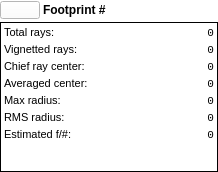
HARMONI-CAB/RayZaler, file RZGUI/FootprintInfoWidget.ui: the form before one commit.
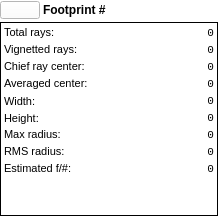
The form after the commit.

Commit message: Add width / height calculations and improved readability

Patch:
```diff
--- a/RZGUI/FootprintInfoWidget.ui
+++ b/RZGUI/FootprintInfoWidget.ui
@@ -7,7 +7,7 @@
     <x>0</x>
     <y>0</y>
     <width>218</width>
-    <height>172</height>
+    <height>216</height>
    </rect>
   </property>
   <property name="windowTitle">
@@ -228,7 +228,7 @@
         </property>
        </widget>
       </item>
-      <item row="4" column="0">
+      <item row="6" column="0">
        <widget class="QLabel" name="label_4">
         <property name="font">
          <font>
@@ -243,7 +243,7 @@
         </property>
        </widget>
       </item>
-      <item row="4" column="1">
+      <item row="6" column="1">
        <widget class="QLabel" name="maxRadiusLabel">
         <property name="font">
          <font>
@@ -262,7 +262,7 @@
         </property>
        </widget>
       </item>
-      <item row="5" column="0">
+      <item row="7" column="0">
        <widget class="QLabel" name="label_5">
         <property name="font">
          <font>
@@ -277,7 +277,7 @@
         </property>
        </widget>
       </item>
-      <item row="5" column="1">
+      <item row="7" column="1">
        <widget class="QLabel" name="rmsRadiusLabel">
         <property name="font">
          <font>
@@ -296,7 +296,7 @@
         </property>
        </widget>
       </item>
-      <item row="6" column="0">
+      <item row="8" column="0">
        <widget class="QLabel" name="label_8">
         <property name="font">
          <font>
@@ -311,7 +311,7 @@
         </property>
        </widget>
       </item>
-      <item row="6" column="1">
+      <item row="8" column="1">
        <widget class="QLabel" name="estimatedFLabel">
         <property name="font">
          <font>
@@ -330,6 +330,62 @@
         </property>
        </widget>
       </item>
+      <item row="4" column="0">
+       <widget class="QLabel" name="label_3">
+        <property name="font">
+         <font>
+          <pointsize>8</pointsize>
+         </font>
+        </property>
+        <property name="text">
+         <string>Width:</string>
+        </property>
+       </widget>
+      </item>
+      <item row="5" column="0">
+       <widget class="QLabel" name="label_9">
+        <property name="font">
+         <font>
+          <pointsize>8</pointsize>
+         </font>
+        </property>
+        <property name="text">
+         <string>Height:</string>
+        </property>
+       </widget>
+      </item>
+      <item row="4" column="1">
+       <widget class="QLabel" name="widthLabel">
+        <property name="font">
+         <font>
+          <family>Monospace</family>
+          <pointsize>8</pointsize>
+         </font>
+        </property>
+        <property name="text">
+         <string>0</string>
+        </property>
+        <property name="alignment">
+         <set>Qt::AlignRight|Qt::AlignTrailing|Qt::AlignVCenter</set>
+        </property>
+       </widget>
+      </item>
+      <item row="5" column="1">
+       <widget class="QLabel" name="heightLabel">
+        <property name="font">
+         <font>
+          <family>Monospace</family>
+          <pointsize>8</pointsize>
+         </font>
+        </property>
+        <property name="text">
+         <string>0</string>
+        </property>
+        <property name="alignment">
+         <set>Qt::AlignRight|Qt::AlignTrailing|Qt::AlignVCenter</set>
+        </property>
+       </widget>
+      </item>
      </layout>
     </widget>
    </item>
```
The commit also changes 5 other files.
